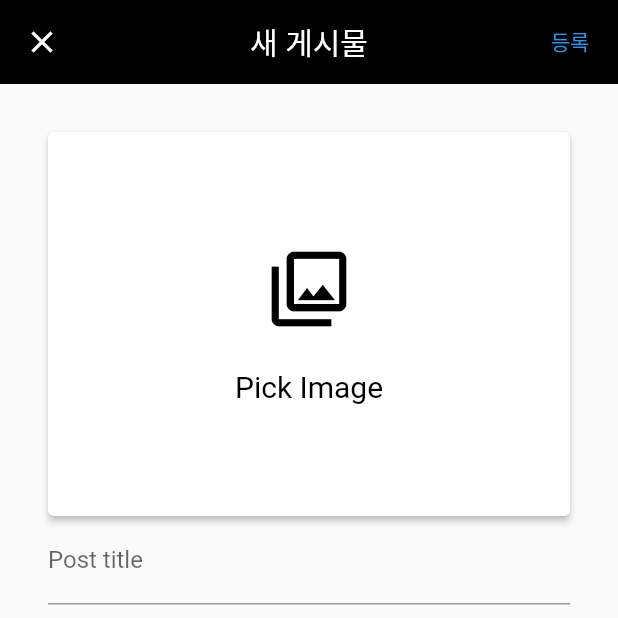
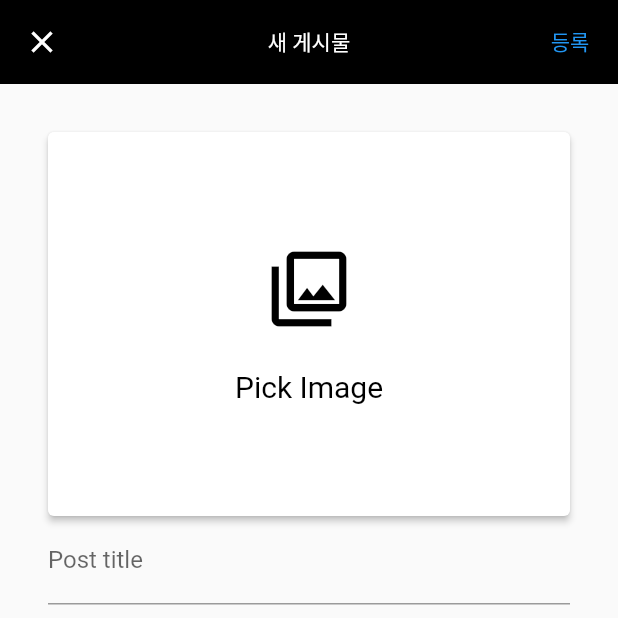
Before and after one commit to BGM-109/sunmstagram, a Flutter app: the screen it shows after launch, after a tap on "Sign with Google", after a tap on the "add box" icon, on a phone screen of 412 x 824 dp, the top half of it. Run offline on Flutter 3.47's test engine with Material 2 defaults, Android fonts, the phone set to English and light mode, and no system bars; our stand-ins replace cloud_firestore, firebase_auth, firebase_core, firebase_storage, font_awesome_flutter, google_sign_in and 2 more; accounts and stored records are empty.

Commit message:
code modify

```diff
--- a/lib/main.dart
+++ b/lib/main.dart
@@ -7,7 +7,6 @@ import 'package:sunmstagram/screens/home_screen.dart';
 import 'package:sunmstagram/screens/index_screen.dart';
 import 'package:sunmstagram/screens/initial_screen.dart';
 import 'package:sunmstagram/screens/login_screens.dart';
-import 'package:sunmstagram/screens/post_detail_screen.dart';
 import 'package:sunmstagram/screens/register_screen.dart';
 
 void main() async {
@@ -27,6 +26,13 @@ class MyApp extends StatelessWidget {
         title: 'Flutter Demo',
         theme: ThemeData(
           primaryColor: Colors.white,
+          appBarTheme: const AppBarTheme(
+            backgroundColor: Colors.transparent,
+            elevation: 0,
+            iconTheme: IconThemeData(color: Colors.black),
+            actionsIconTheme: IconThemeData(color: Colors.black),
+            titleTextStyle: TextStyle(color: Colors.black),
+          ),
         ),
         initialRoute: InitialScreen.id,
         routes: {
--- a/lib/screens/create_screen.dart
+++ b/lib/screens/create_screen.dart
@@ -39,23 +39,7 @@ class _CreateScreenState extends State<CreateScreen> {
     }
   }
 
-  @override
-  Widget build(BuildContext context) {
-    return Scaffold(
-        appBar: AppBar(
-          centerTitle: true,
-          elevation: 0,
-          leading: IconButton(
-            icon: const Icon(
-              Icons.close,
-            ),
-            onPressed: () => Navigator.of(context).pop(),
-          ),
-          backgroundColor: Colors.black,
-          title: const Text("새 게시물"),
-          actions: [
-            TextButton(
-              onPressed: () {
+  void uploadPost(BuildContext context) {
     final firebaseStorageRef = FirebaseStorage.instance
         .ref()
         .child('post')
@@ -67,8 +51,7 @@ class _CreateScreenState extends State<CreateScreen> {
       var downloadUrl = value.ref.getDownloadURL();
 
       downloadUrl.then((uri) {
-                    CollectionReference doc =
-                        FirebaseFirestore.instance.collection('post');
+        CollectionReference doc = FirebaseFirestore.instance.collection('post');
         doc.add({
           'photoUrl': uri.toString(),
           'contents': contents!,
@@ -80,11 +63,61 @@ class _CreateScreenState extends State<CreateScreen> {
         }).then((value) {
           print("User Added");
           Navigator.pop(context);
-                    }).catchError(
-                        (error) => print("Failed to add user: $error"));
+        }).catchError((error) => print("Failed to add user: $error"));
         ;
       });
     });
+  }
+
+  Future _showDialog(BuildContext context) async {
+    await showDialog(
+      context: context,
+      builder: (BuildContext context) {
+        return AlertDialog(
+          title: const Text("빈칸"),
+          content: const Text("정보를 넣어주세요"),
+          actions: [
+            TextButton(
+              child: const Text("네"),
+              onPressed: () {
+                Navigator.of(context).pop();
+              },
+            ),
+          ],
+        );
+      },
+    );
+  }
+
+  @override
+  Widget build(BuildContext context) {
+    return Scaffold(
+        appBar: AppBar(
+          centerTitle: true,
+          iconTheme: const IconThemeData(
+            color: Colors.white
+          ),
+          elevation: 0,
+          leading: IconButton(
+            icon: const Icon(
+              Icons.close,
+            ),
+            onPressed: () => Navigator.of(context).pop(),
+          ),
+          backgroundColor: Colors.black,
+          title: const Text("새 게시물"),
+          titleTextStyle: const TextStyle(color:Colors.white),
+          actions: [
+            TextButton(
+              onPressed: () {
+                if (image != null &&
+                    title != null &&
+                    contents != null &&
+                    location != null) {
+                  uploadPost(context);
+                } else {
+                  _showDialog(context);
+                }
               },
               child: const Text("등록"),
             )
--- a/lib/screens/home_screen.dart
+++ b/lib/screens/home_screen.dart
@@ -13,31 +13,7 @@ class HomeScreen extends StatefulWidget {
 }
 
 class _HomeScreenState extends State<HomeScreen> {
-  final _auth = FirebaseAuth.instance;
-  late User loggedInUser;
   int _selectedIndex = 0;
-
-  void signOut() {
-    _auth.signOut();
-  }
-
-  void getCurrentUser() {
-    try {
-      final user = _auth.currentUser;
-      if (user != null) {
-        loggedInUser = user;
-        print(loggedInUser);
-      }
-    } catch (e) {
-      print(e);
-    }
-  }
-
-  @override
-  void initState() {
-    super.initState();
-    getCurrentUser();
-  }
 
   final List<Widget> _widgetOptions = const <Widget>[
     MainScreen(),
--- a/lib/screens/index_screen.dart
+++ b/lib/screens/index_screen.dart
@@ -1,6 +1,7 @@
 import 'package:firebase_auth/firebase_auth.dart';
 import 'package:flutter/material.dart';
 import 'package:sunmstagram/screens/home_screen.dart';
+import 'package:sunmstagram/screens/initial_screen.dart';
 
 class IndexScreen extends StatelessWidget {
   const IndexScreen({Key? key}) : super(key: key);
@@ -17,9 +18,9 @@ class IndexScreen extends StatelessWidget {
           } else if (snapshot.hasData) {
             return const HomeScreen();
           } else if (snapshot.hasError) {
-            return const Center(child: Text("Error"));
+            return const InitialScreen();
           } else {
-            return const Center(child:Text("Not Logged"));
+            return const InitialScreen();
           }
         },
       ),
--- a/lib/screens/main_screen.dart
+++ b/lib/screens/main_screen.dart
@@ -10,10 +10,7 @@ class MainScreen extends StatelessWidget {
         appBar: AppBar(
           title: const Text(
             "Instagram",
-            style: TextStyle(color: Colors.black),
           ),
-          backgroundColor: Colors.transparent,
-          elevation: 0,
           actions: [
             IconButton(
               onPressed: () {
@@ -24,9 +21,6 @@ class MainScreen extends StatelessWidget {
               ),
             )
           ],
-          actionsIconTheme: const IconThemeData(
-            color: Colors.black,
-          ),
         ),
         body: const Center(
           child: Text("Main"),
```
Also changed, not shown: lib/screens/account_screen.dart (+0 -8 lines), lib/screens/post_detail_screen.dart (+3 -8 lines), lib/screens/search_screen.dart (+4 -4 lines). Lines whose indentation alone changed are shown as unchanged.
